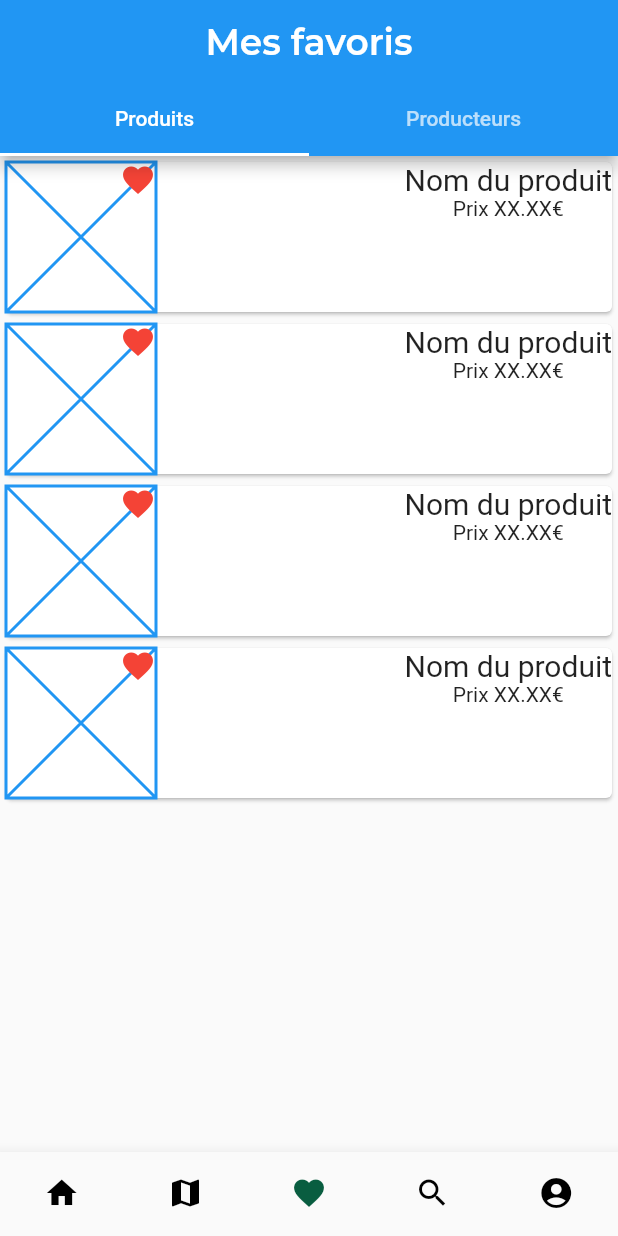
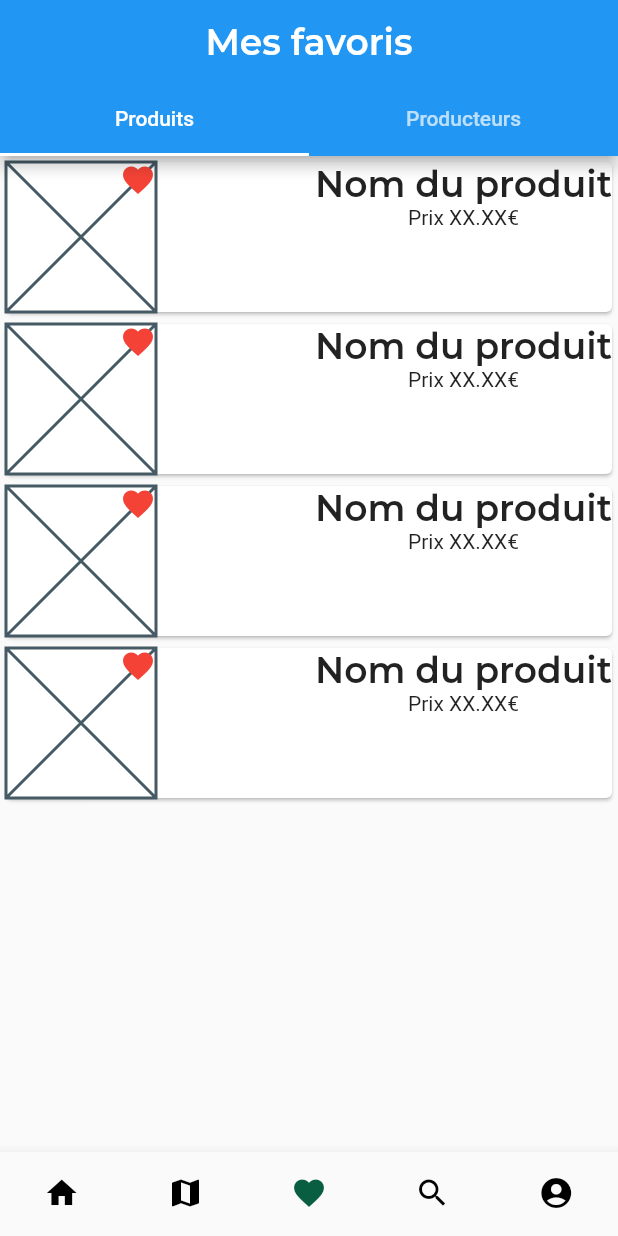
Before and after one commit to Local-Toi/LocalEtToi, a Flutter app: the screen it shows once a user with an empty profile is signed in, item 3 of the bottom bar chosen, on a phone screen of 412 x 824 dp. Run offline on Flutter 3.47's test engine with Material 2 defaults, Android fonts, the phone set to English and light mode, and no system bars; our stand-ins replace bloc, cloud_firestore, dio, email_validator, equatable, firebase_auth and 3 more; missing offline and left inert: flutter_osm_plugin; accounts and stored records are empty.

Commit message:
change colors  and add constants

```diff
--- a/lib/screens/favorites/favorite_widget.dart
+++ b/lib/screens/favorites/favorite_widget.dart
@@ -18,7 +18,6 @@ class FavoriteWidget extends StatelessWidget {
                 Placeholder(
                   fallbackHeight: 100,
                   fallbackWidth: 100,
-                  color: Colors.blue, // Couleur du Placeholder (à adapter)
                 ),
                 Icon(
                   Icons.favorite,
@@ -28,7 +27,7 @@ class FavoriteWidget extends StatelessWidget {
             ),
             Column(
               children: [
-                Text('Nom du produit', style: TextStyle(fontSize: 20)),
+                Text('Nom du produit', style: constants.titre),
                 Text('Prix XX.XX€'),
               ],
             ),
```
